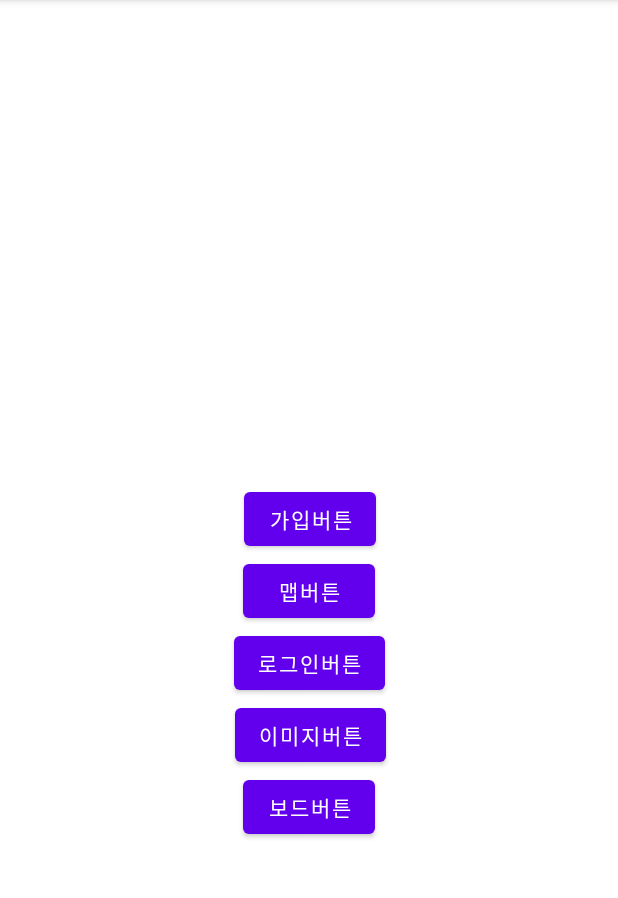
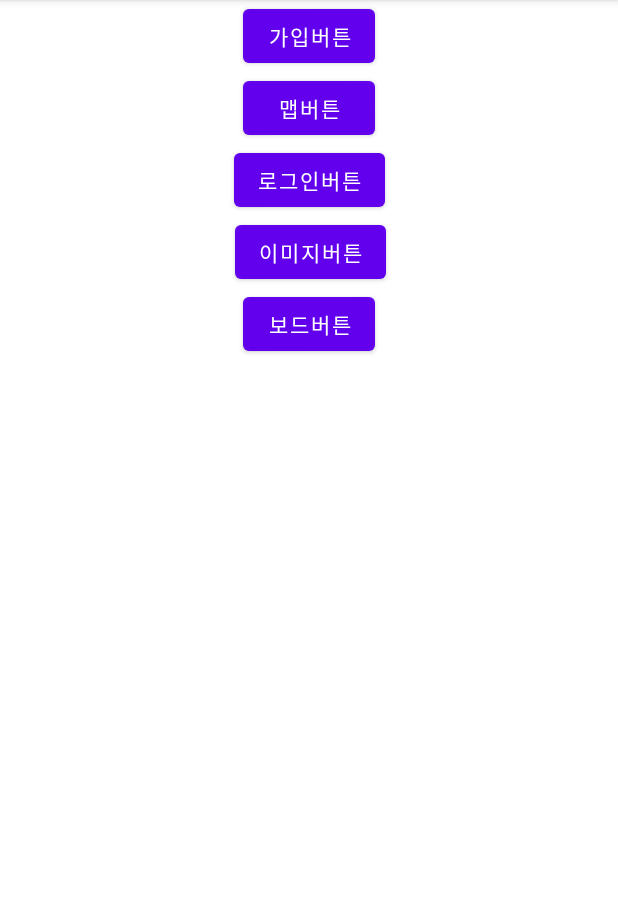
Before and after one commit to MinJaee-Kim/Matzip, an Android app: the screen it shows after launch (MainActivity), on a phone screen of 412 x 824 dp, the part 84-982 px from its top. Run offline under Robolectric (Android 15) with nearby library versions, the phone set to English and light mode, and no system bars.

Commit message:
회원가입 암호화(수정필요)

```diff
--- a/app/build.gradle
+++ b/app/build.gradle
@@ -33,6 +33,7 @@ dependencies {
     implementation 'com.google.android.material:material:1.4.0'
     implementation 'androidx.constraintlayout:constraintlayout:2.1.0'
     implementation 'com.android.volley:volley:1.1.1'    //추가
+    implementation group: 'de.svenkubiak', name: 'jBCrypt', version: '0.4.1'    //암호화
     testImplementation 'junit:junit:4.+'
     androidTestImplementation 'androidx.test.ext:junit:1.1.3'
     androidTestImplementation 'androidx.test.espresso:espresso-core:3.4.0'
--- a/app/src/main/AndroidManifest.xml
+++ b/app/src/main/AndroidManifest.xml
@@ -18,6 +18,7 @@
                 <category android:name="android.intent.category.LAUNCHER" />
             </intent-filter>
         </activity>
+        <activity android:name=".view.RegisterActivity"/>
     </application>
 
 </manifest>
--- a/app/src/main/java/kr/ac/uc/matzip/view/MainActivity.java
+++ b/app/src/main/java/kr/ac/uc/matzip/view/MainActivity.java
@@ -1,11 +1,13 @@
 package kr.ac.uc.matzip.view;
 
+import android.content.Intent;
 import android.content.pm.PackageInfo;
 import android.content.pm.PackageManager;
 import android.content.pm.Signature;
 import android.os.Bundle;
 import android.util.Base64;
 import android.util.Log;
+import android.view.View;
 import android.widget.Button;
 
 import androidx.appcompat.app.AppCompatActivity;
@@ -20,12 +22,26 @@ import kr.ac.uc.matzip.presenter.BoardPresenter;
 public class MainActivity extends AppCompatActivity implements BoardModel.View {
     private BoardPresenter boardPresenter;
     private static final String TAG = "MainActivity";
-    Button button;
+    Button regBtn, mapBtn, loginBtn, imgBtn, boardBtn;
 
     @Override
     protected void onCreate(Bundle savedInstanceState) {
         super.onCreate(savedInstanceState);
         setContentView(R.layout.activity_main);
 
+        regBtn = findViewById(R.id.regBtn);
+        mapBtn = findViewById(R.id.mapBtn);
+        loginBtn = findViewById(R.id.imgBtn);
+        imgBtn = findViewById(R.id.regBtn);
+        boardBtn = findViewById(R.id.boardBtn);
+
+        regBtn.setOnClickListener(new View.OnClickListener() {
+            @Override
+            public void onClick(View view) {
+                Intent intent = new Intent(MainActivity.this, RegisterActivity.class);
+                startActivity(intent);
+            }
+        });
     }
+
 }
--- a/app/src/main/java/kr/ac/uc/matzip/view/RegisterRequest.java
+++ b/app/src/main/java/kr/ac/uc/matzip/view/RegisterRequest.java
@@ -14,13 +14,12 @@ public class RegisterRequest extends StringRequest {
     private Map<String, String> map;
 
 
-    public RegisterRequest(String username, String password, String nickname, Response.Listener<String> listener) {
+    public RegisterRequest(String username, String password, Response.Listener<String> listener) {
         super(Method.POST ,URL, listener, null);
 
         map = new HashMap<>();
         map.put("username", username);
         map.put("password", password);
-        map.put("nickname", nickname);
 //        map.put("authority", nickname);
 //        map.put("enabled", nickname);
     }
--- a/app/src/main/res/layout/activity_main.xml
+++ b/app/src/main/res/layout/activity_main.xml
@@ -10,13 +10,7 @@
         android:id="@+id/regBtn"
         android:layout_width="wrap_content"
         android:layout_height="wrap_content"
-        android:layout_marginStart="159dp"
-        android:layout_marginTop="303dp"
-        android:layout_marginEnd="158dp"
-        android:layout_marginBottom="380dp"
-        android:onClick="test"
         android:text="가입버튼"
-        app:layout_constraintBottom_toBottomOf="parent"
         app:layout_constraintEnd_toEndOf="parent"
         app:layout_constraintStart_toStartOf="parent"
         app:layout_constraintTop_toTopOf="parent" />
```
Also changed, not shown: app/src/main/java/kr/ac/uc/matzip/view/RegisterActivity.java (+7 -4 lines), app/src/main/res/layout/create_page.xml (+1 -15 lines).
